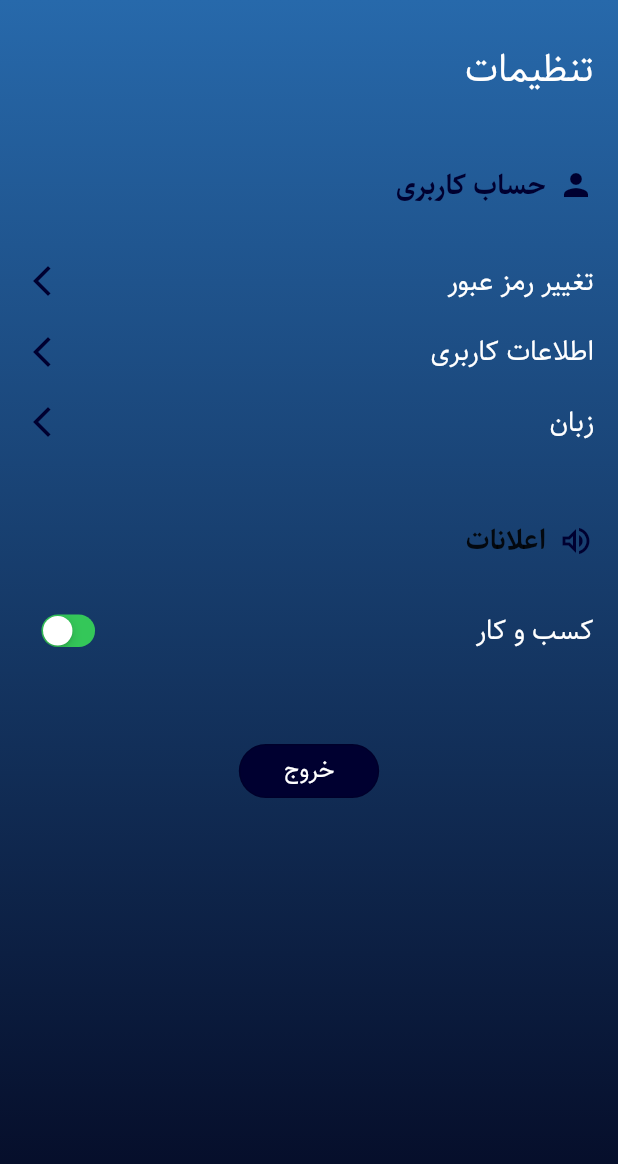
After one commit to shnaseri/honar_gallary_application, a Flutter app: the SettingsPage screen opened directly, on a phone screen of 412 x 824 dp. The commit adds this screen. Shown: the top 1164 px of the screen. Run offline on Flutter 3.47's test engine with Material 2 defaults, Android fonts, the phone set to English and light mode, and no system bars; our stand-ins replace cached_network_image, carousel_slider, dotted_border, flutter_phoenix, nb_utils, persistent_bottom_nav_bar and 1 more; missing offline and left inert: animated_login; network calls fail.

Commit message:
(build) setting page and profile page

```diff
--- /dev/null
+++ b/lib/settings/setting_page.dart
@@ -0,0 +1,188 @@
+import 'package:flutter/cupertino.dart';
+import 'package:flutter/material.dart';
+import 'package:honar_gallary/UI/profile/profile_page.dart';
+import 'package:honar_gallary/const/color_const.dart';
+
+class SettingsPage extends StatefulWidget {
+  const SettingsPage({Key? key}) : super(key: key);
+
+  @override
+  _SettingsPageState createState() => _SettingsPageState();
+}
+
+class _SettingsPageState extends State<SettingsPage> {
+  @override
+  Widget build(BuildContext context) {
+    return Scaffold(
+      // appBar: AppBar(
+      //   backgroundColor: Theme.of(context).scaffoldBackgroundColor,
+      //   elevation: 1,
+      //   leading: IconButton(
+      //     onPressed: () {
+      //       Navigator.of(context).pop();
+      //     },
+      //     icon: Icon(
+      //       Icons.arrow_back,
+      //       color: Colors.green,
+      //     ),
+      //   ),
+      // ),
+      body: Container(
+        decoration: const BoxDecoration(
+          gradient: LinearGradient(
+            colors: [
+              Color.fromRGBO(4, 9, 35, 1),
+              Color.fromRGBO(39, 105, 171, 1),
+            ],
+            begin: FractionalOffset.bottomCenter,
+            end: FractionalOffset.topCenter,
+          ),
+        ),
+        padding: const EdgeInsets.only(left: 16, top: 25, right: 16),
+        child: ListView(
+          physics: const ClampingScrollPhysics(),
+          children: [
+            const Text(
+              "تنظیمات",
+              style: TextStyle(
+                  fontSize: 25,
+                  color: Colors.white,
+                  fontWeight: FontWeight.w500),
+            ),
+            const SizedBox(
+              height: 40,
+            ),
+            Row(
+              children: [
+                Icon(
+                  Icons.person,
+                  color: ColorPallet.colorPalletDark,
+                ),
+                const SizedBox(
+                  width: 8,
+                ),
+                Text(
+                  "حساب کاربری",
+                  style: TextStyle(
+                      fontSize: 18,
+                      color: ColorPallet.colorPalletDark,
+                      fontWeight: FontWeight.bold),
+                ),
+              ],
+            ),
+            const Divider(
+              height: 15,
+              thickness: 2,
+            ),
+            const SizedBox(
+              height: 10,
+            ),
+            buildAccountOptionRow(context, "تغییر رمز عبور"),
+            GestureDetector(
+                onTap: () {
+                  Navigator.push(context,
+                      MaterialPageRoute(builder: (_) => const ProfilePage()));
+                },
+                child: buildAccountOptionRow(context, "اطلاعات کاربری")),
+            // buildAccountOptionRow(context, "Social"),
+            buildAccountOptionRow(context, "زبان"),
+            // buildAccountOptionRow(context, "Privacy and security"),
+            const SizedBox(
+              height: 40,
+            ),
+            Row(
+              children: [
+                Icon(
+                  Icons.volume_up_outlined,
+                  color: ColorPallet.colorPalletDark,
+                ),
+                const SizedBox(
+                  width: 8,
+                ),
+                const Text(
+                  "اعلانات",
+                  style: TextStyle(fontSize: 18, fontWeight: FontWeight.bold),
+                ),
+              ],
+            ),
+            const Divider(
+              height: 15,
+              thickness: 2,
+            ),
+            const SizedBox(
+              height: 10,
+            ),
+            buildNotificationOptionRow("کسب و کار", true),
+            // buildNotificationOptionRow("Account activity", true),
+            // buildNotificationOptionRow("Opportunity", false),
+            const SizedBox(
+              height: 50,
+            ),
+            Center(
+              child: OutlinedButton(
+                style: ButtonStyle(
+                    backgroundColor: MaterialStateProperty.resolveWith(
+                        (states) => ColorPallet.colorPalletDark),
+                    padding: MaterialStateProperty.resolveWith(
+                        (states) => const EdgeInsets.symmetric(horizontal: 30)),
+                    shape: MaterialStateProperty.resolveWith((states) =>
+                        RoundedRectangleBorder(
+                            borderRadius: BorderRadius.circular(20)))),
+                onPressed: () {},
+                child: const Text("خروج",
+                    style: TextStyle(
+                        fontSize: 16, letterSpacing: 2.2, color: Colors.white)),
+              ),
+            )
+          ],
+        ),
+      ),
+    );
+  }
+
+  Row buildNotificationOptionRow(String title, bool isActive) {
+    return Row(
+      mainAxisAlignment: MainAxisAlignment.spaceBetween,
+      children: [
+        Text(
+          title,
+          style: const TextStyle(
+              fontSize: 18, fontWeight: FontWeight.w500, color: Colors.white),
+        ),
+        Transform.scale(
+            scale: 0.7,
+            child: CupertinoSwitch(
+              value: isActive,
+              onChanged: (bool val) {
+                setState(() {
+                  isActive = val;
+                });
+              },
+            ))
+      ],
+    );
+  }
+
+  Padding buildAccountOptionRow(BuildContext context, String title) {
+    return Padding(
+      padding: const EdgeInsets.symmetric(vertical: 8.0),
+      child: Row(
+        mainAxisAlignment: MainAxisAlignment.spaceBetween,
+        children: [
+          Text(
+            title,
+            style: const TextStyle(
+              fontSize: 18,
+              fontWeight: FontWeight.w500,
+              color: Colors.white,
+            ),
+          ),
+          Icon(
+            Icons.arrow_forward_ios,
+            color: ColorPallet.colorPalletDark,
+          ),
+        ],
+      ),
+    );
+  }
+}
```
Also changed, not shown: lib/UI/gallary/gallery_view.dart (+18 -4 lines), lib/UI/profile/profile_page.dart (added, +227 -0 lines), pubspec.lock, 1 other file.
